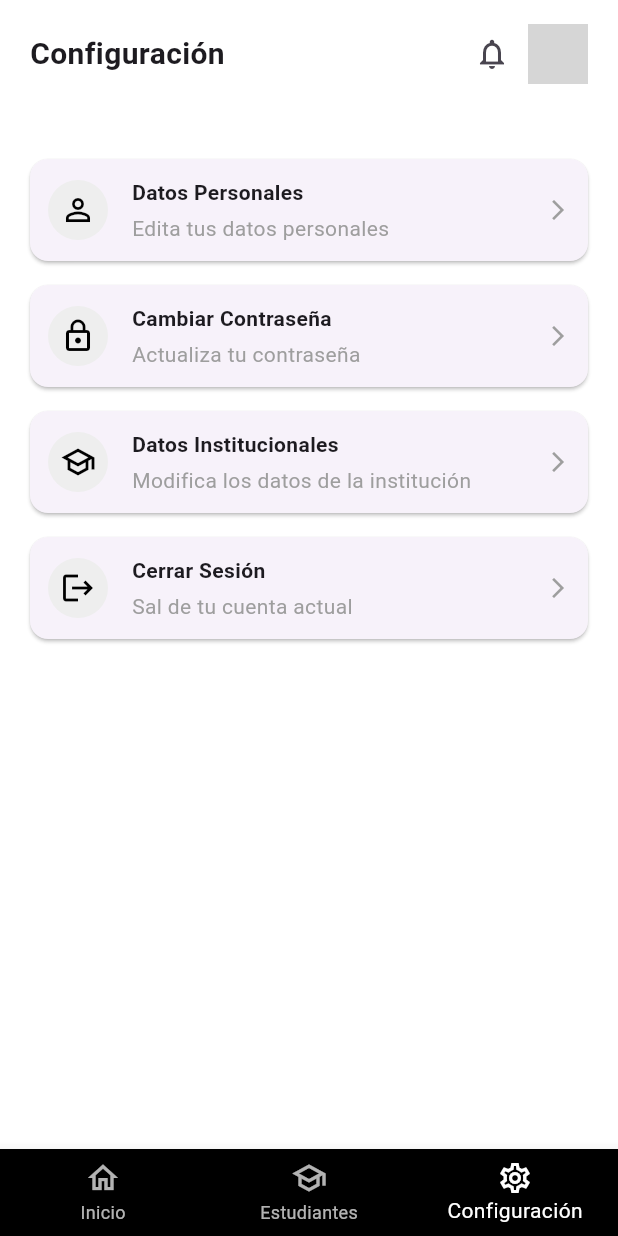
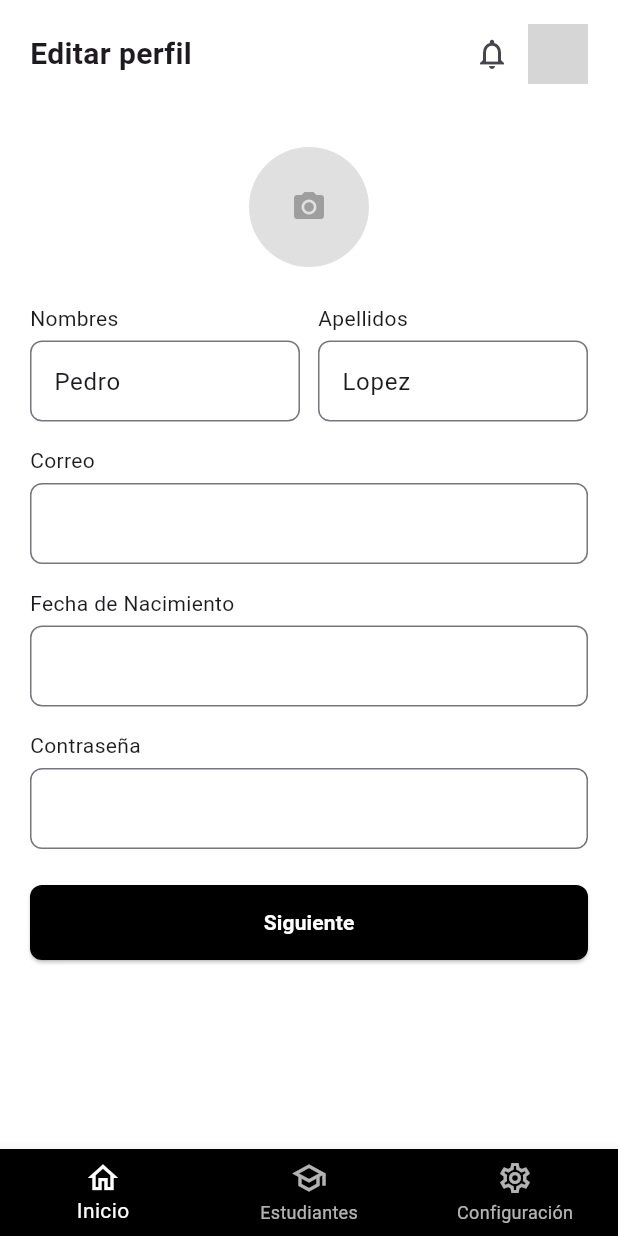
Before and after one commit to TP1202510024/MLTDAH-Frontend, a Flutter app: the MainLayout screen opened by its route, item 3 of the bottom bar chosen, after a tap on "Datos Personales", on a phone screen of 412 x 824 dp. Run offline on Flutter 3.47's test engine with Material 3 defaults, Android fonts, the phone set to English and light mode, and no system bars; our stand-ins replace image_picker; grey boxes are pictures that could not be loaded.

Commit message:
feature/HU-07 Editar perfil

```diff
--- a/lib/screens/home/views/config_view.dart
+++ b/lib/screens/home/views/config_view.dart
@@ -1,4 +1,5 @@
 import 'package:flutter/material.dart';
+import '../../main_layout.dart';
 import '../widgets/config_card.dart';
 
 class ConfigView extends StatelessWidget {
@@ -15,7 +16,10 @@ class ConfigView extends StatelessWidget {
           title: 'Datos Personales',
           subtitle: 'Edita tus datos personales',
           onTap: () {
-            // TODO: Navegar a pantalla de edición de perfil
+            final mainLayoutState = context.findAncestorStateOfType<MainLayoutState>();
+            mainLayoutState?.setState(() {
+              mainLayoutState.goTo(4); // Ir a EditProfileView
+            });
           },
         ),
         ConfigCard(
--- a/lib/screens/home/views/home_view.dart
+++ b/lib/screens/home/views/home_view.dart
@@ -1,5 +1,5 @@
 import 'package:flutter/material.dart';
-
+import '../../main_layout.dart';
 import '../widgets/config_card.dart';
 import '../widgets/notification_card.dart';
 import '../widgets/student_card.dart';
@@ -46,7 +46,12 @@ class HomeView extends StatelessWidget {
           icon: Icons.person_outline,
           title: 'Datos Personales',
           subtitle: 'Edita tus datos personales',
-          onTap: () {},
+          onTap: () {
+            final mainLayoutState = context.findAncestorStateOfType<MainLayoutState>();
+            mainLayoutState?.setState(() {
+              mainLayoutState.goTo(4); // Ir a EditProfileView
+            });
+          },
         ),
       ],
     );
--- a/lib/screens/main_layout.dart
+++ b/lib/screens/main_layout.dart
@@ -5,22 +5,30 @@ import 'home/views/config_view.dart';
 import 'home/views/home_view.dart';
 import 'home/views/notifications_view.dart';
 import 'home/views/students_view.dart';
+import 'user/edit_profile_view.dart';
 
 class MainLayout extends StatefulWidget {
   const MainLayout({super.key});
 
   @override
-  State<MainLayout> createState() => _MainLayoutState();
+  State<MainLayout> createState() => MainLayoutState();
 }
 
-class _MainLayoutState extends State<MainLayout> {
+class MainLayoutState extends State<MainLayout> {
   int _selectedIndex = 0;
+
+  void goTo(int index) {
+    setState(() {
+      _selectedIndex = index;
+    });
+  }
 
   final List<Widget> _views = const [
     HomeView(),
     StudentsView(),
     ConfigView(),
     NotificationsView(),
+    EditProfileView(),
   ];
 
   @override
@@ -73,6 +81,8 @@ class _MainLayoutState extends State<MainLayout> {
         return 'Configuración';
       case 3:
         return 'Notificaciones';
+      case 4:
+        return 'Editar perfil';
       default:
         return '';
     }
--- /dev/null
+++ b/lib/screens/user/edit_profile_view.dart
@@ -0,0 +1,111 @@
+import 'dart:io';
+
+import 'package:flutter/material.dart';
+import '../../../widgets/custom_text_field.dart';
+import '../../../widgets/custom_button.dart';
+import '../../widgets/profile_photo_picker.dart';
+import '../main_layout.dart';
+
+class EditProfileView extends StatefulWidget {
+  const EditProfileView({super.key});
+
+  @override
+  State<EditProfileView> createState() => _EditProfileViewState();
+}
+
+class _EditProfileViewState extends State<EditProfileView> {
+  int currentStep = 0;
+  File? selectedProfileImage;
+
+  // Controladores para los datos
+  final nameController = TextEditingController(text: 'Pedro');
+  final lastNameController = TextEditingController(text: 'Lopez');
+  final emailController = TextEditingController();
+  final birthdateController = TextEditingController();
+  final passwordController = TextEditingController();
+
+  final docTypeController = TextEditingController();
+  final docNumberController = TextEditingController();
+
+  void _goToNextStep() {
+    setState(() => currentStep++);
+  }
+
+  void _submit() {
+    // TODO: Aquí va la lógica para enviar los datos
+    print('Enviando: ${nameController.text}, ${docNumberController.text}');
+    setState(() => currentStep = 2); // Mostrar success
+  }
+
+  void _goBackToConfig() {
+    final mainLayoutState = context.findAncestorStateOfType<MainLayoutState>();
+    mainLayoutState?.setState(() {
+      mainLayoutState.goTo(2); // Ir a EditProfileView
+    });
+  }
+
+  @override
+  Widget build(BuildContext context) {
+    return ListView(
+      padding: const EdgeInsets.symmetric(horizontal: 20, vertical: 10),
+      children: [
+        const SizedBox(height: 16),
+        if (currentStep < 2)
+          Center(
+            child: ProfilePhotoPicker(
+              onImageSelected: (image) {
+                setState(() {
+                  selectedProfileImage = image;
+                });
+              },
+            ),
+          ),
+        const SizedBox(height: 24),
+        if (currentStep == 0) ...[
+          Row(
+            children: [
+              Expanded(
+                  child: CustomTextField(
+                      label: "Nombres", controller: nameController)),
+              const SizedBox(width: 12),
+              Expanded(
+                  child: CustomTextField(
+                      label: "Apellidos", controller: lastNameController)),
+            ],
+          ),
+          const SizedBox(height: 16),
+          CustomTextField(label: "Correo", controller: emailController),
+          const SizedBox(height: 16),
+          CustomTextField(
+              label: "Fecha de Nacimiento", controller: birthdateController),
+          const SizedBox(height: 16),
+          CustomTextField(
+              label: "Contraseña",
+              controller: passwordController,
+              obscureText: true),
+          const SizedBox(height: 24),
+          CustomButton(text: "Siguiente", onPressed: _goToNextStep),
+        ] else if (currentStep == 1) ...[
+          CustomTextField(
+              label: "Tipo de Documento", controller: docTypeController),
+          const SizedBox(height: 16),
+          CustomTextField(
+              label: "Número de Documento", controller: docNumberController),
+          const SizedBox(height: 24),
+          CustomButton(text: "Actualizar", onPressed: _submit),
+        ] else if (currentStep == 2) ...[
+          const SizedBox(height: 40),
+          const Icon(Icons.check_circle, color: Colors.green, size: 100),
+          const SizedBox(height: 24),
+          const Text(
+            "Tus datos se actualizaron correctamente.",
+            textAlign: TextAlign.center,
+            style: TextStyle(fontSize: 16),
+          ),
+          const SizedBox(height: 32),
+          CustomButton(text: "Regresar", onPressed: _goBackToConfig),
+        ],
+      ],
+    );
+  }
+}
```
